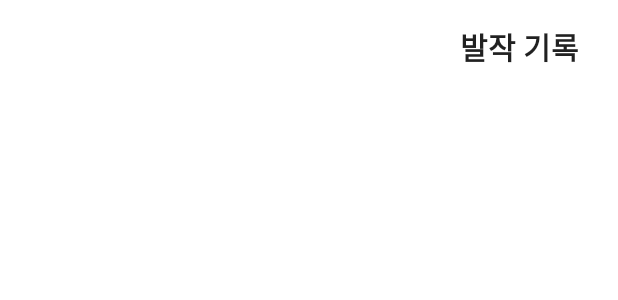
After one commit to mazedma/EpilepSEE_hyewon, an Android app: the layout activity_seizure.xml on its own in the app's theme, with its tools: preview values and no code run, on a phone screen of 412 x 824 dp. The commit adds this screen. Shown: the top 300 px of the screen. Run offline under Robolectric (Android 15) with nearby library versions, the phone set to English and light mode, and no system bars.

Commit message:
SeizureActivity추가 및 MainActivity에 연결

```diff
--- a/app/src/main/java/kr/co/episode/epilepsee/MainActivity.java
+++ b/app/src/main/java/kr/co/episode/epilepsee/MainActivity.java
@@ -63,7 +63,8 @@ public class MainActivity extends AppCompatActivity {
                     public boolean onMenuItemClick(MenuItem menuItem) {
                         if (menuItem.getItemId() == R.id.add_seizure){
                             Toast.makeText(MainActivity.this, "발작 선택", Toast.LENGTH_SHORT).show();
-//                            Intent intent = new Intent(getApplicationContext(), ???Activity.class);
+                                Intent intent = new Intent(getApplicationContext(), SeizureActivity.class);
+                                startActivity(intent);
                         }
                         else if (menuItem.getItemId() == R.id.add_s_effect) {
                             Toast.makeText(MainActivity.this, "부작용 선택", Toast.LENGTH_SHORT).show();
--- /dev/null
+++ b/app/src/main/res/layout/activity_seizure.xml
@@ -0,0 +1,26 @@
+<?xml version="1.0" encoding="utf-8"?>
+<LinearLayout xmlns:android="http://schemas.android.com/apk/res/android"
+    xmlns:app="http://schemas.android.com/apk/res-auto"
+    xmlns:tools="http://schemas.android.com/tools"
+    android:layout_width="match_parent"
+    android:layout_height="match_parent"
+    tools:context=".SeizureActivity">
+    <RelativeLayout
+        android:layout_width="match_parent"
+        android:layout_height="60dp">
+
+        <TextView
+            android:layout_width="wrap_content"
+            android:layout_height="wrap_content"
+            android:layout_alignParentTop="true"
+            android:layout_alignParentEnd="true"
+            android:layout_marginTop="16dp"
+            android:layout_marginEnd="26dp"
+            android:text="발작 기록"
+            android:textAppearance="@style/TextAppearance.AppCompat.Large"
+            android:textSize="20dp"
+            android:textStyle="bold" />
+
+    </RelativeLayout>
+
+</LinearLayout>
```
Also changed, not shown: app/src/main/AndroidManifest.xml (+11 -7 lines), app/src/main/java/kr/co/episode/epilepsee/SeizureActivity.java (added, +32 -0 lines).
